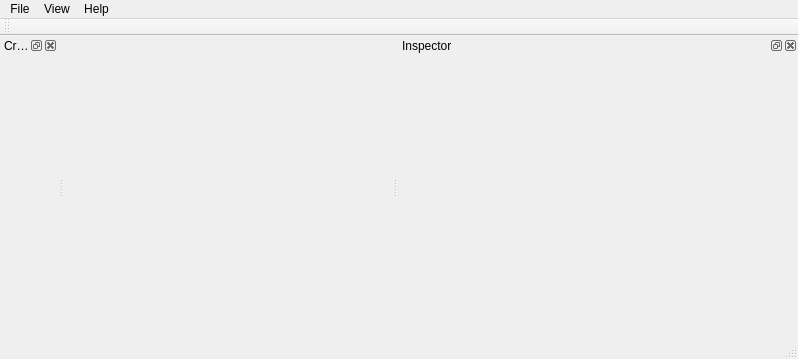
Old version of the form src/genelab/apps/genelab/creatureviewer/ui/creatureviewerwindow.ui in the repository GeneCraft/GeneCraft-Project.
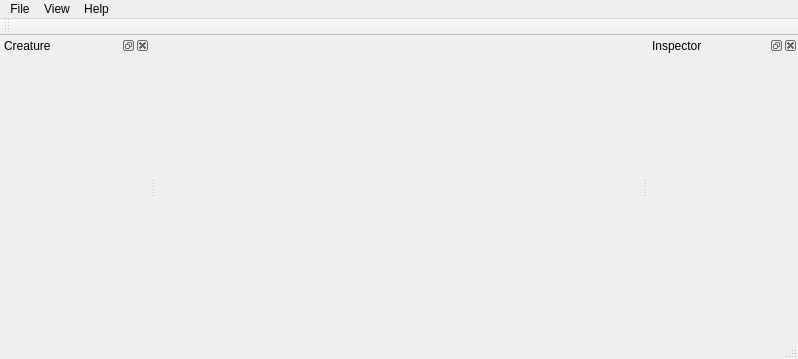
New version of the form. Icons and pictures are not drawn.

```diff
--- a/src/genelab/apps/genelab/creatureviewer/ui/creatureviewerwindow.ui
+++ b/src/genelab/apps/genelab/creatureviewer/ui/creatureviewerwindow.ui
@@ -84,8 +84,8 @@
   <widget class="QDockWidget" name="dwCreature">
    <property name="minimumSize">
     <size>
-     <width>0</width>
-     <height>0</height>
+     <width>150</width>
+     <height>150</height>
     </size>
    </property>
    <property name="windowIcon">
@@ -103,8 +103,8 @@
   <widget class="QDockWidget" name="dwInspector">
    <property name="minimumSize">
     <size>
-     <width>400</width>
-     <height>200</height>
+     <width>150</width>
+     <height>150</height>
     </size>
    </property>
    <property name="windowIcon">
```
